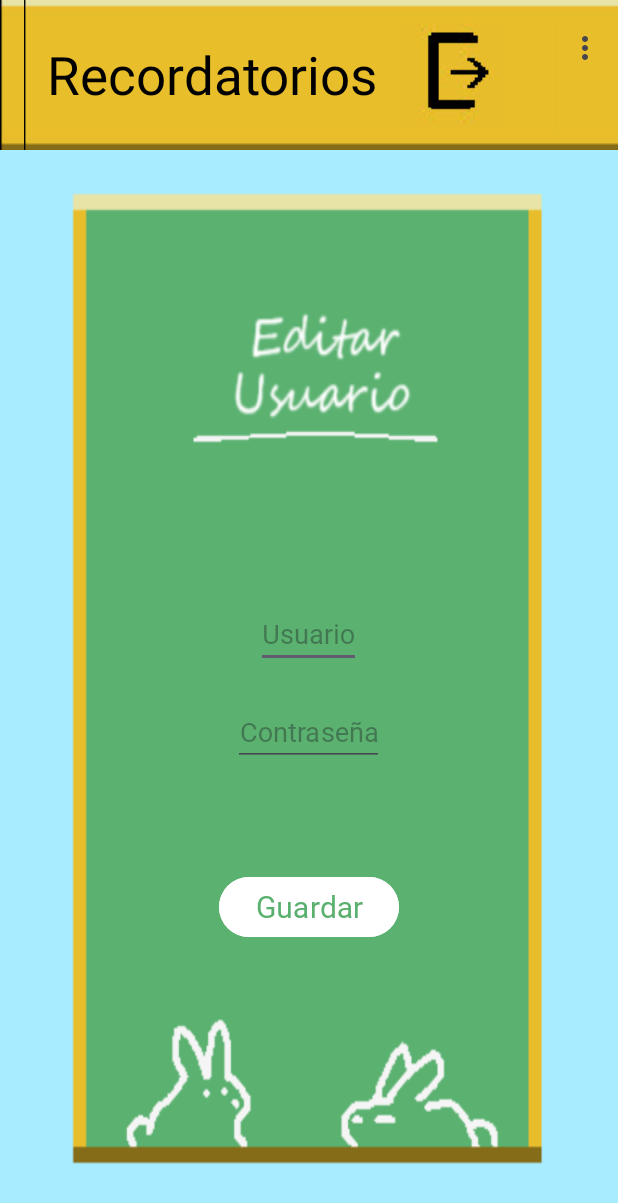
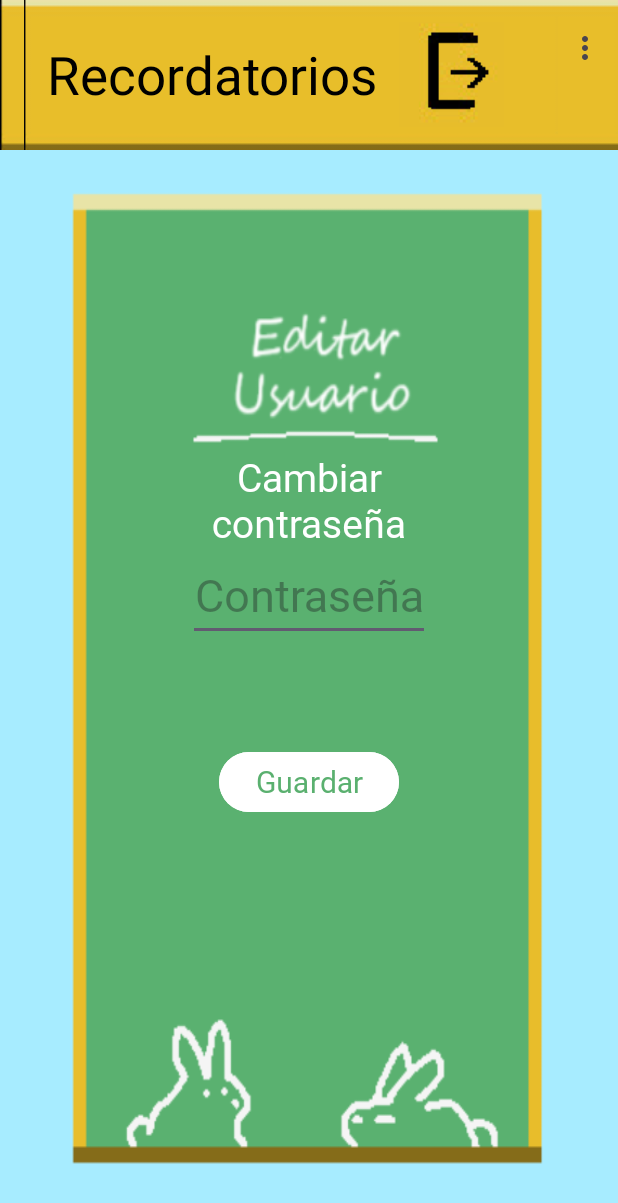
Before and after one commit to Cellulose2008/IntegradorMoviles, an Android app: the editarusuario screen opened directly, with no data from a screen before it, after a tap on "Guardar", on a phone screen of 412 x 824 dp. Shown: the top 1203 px of the screen. Run offline under Robolectric (Android 15) with nearby library versions, the light colour scheme and no system bars; our stand-ins replace Volley; network calls fail.

Commit message:
Version final, pendiente crud con base, Funcional.

```diff
--- a/app/src/main/java/com/example/a21300626_6_proyecto/Actualizar.java
+++ b/app/src/main/java/com/example/a21300626_6_proyecto/Actualizar.java
@@ -43,8 +43,13 @@
         ET_titulo = findViewById(R.id.tituloID);
 
         posicion = 0;
-
-        llenardatos(posicion);
+        if(!lista.listaIn.isEmpty()) {
+            llenardatos(posicion);
+        }else{
+            Toast.makeText(this, "No hay recordatorios que modificar", Toast.LENGTH_SHORT).show();
+            Intent viewteams = new Intent(getApplicationContext(), MainActivity.class);
+            startActivity(viewteams);
+        }
 
         Anterior.setOnClickListener(new View.OnClickListener() {
             @Override
@@ -96,9 +101,9 @@
     }
 
     private void llenardatos(int posicion) {
-        ET_titulo.setText(lista.listaIn.get(posicion).getTitulo());
-        ET_fecha.setText(lista.listaIn.get(posicion).getFecha());
-        ET_cuerpo.setText(lista.listaIn.get(posicion).getCuerpo());
+            ET_titulo.setText(lista.listaIn.get(posicion).getTitulo());
+            ET_fecha.setText(lista.listaIn.get(posicion).getFecha());
+            ET_cuerpo.setText(lista.listaIn.get(posicion).getCuerpo());
     }
 
     @Override
--- a/app/src/main/java/com/example/a21300626_6_proyecto/editarusuario.java
+++ b/app/src/main/java/com/example/a21300626_6_proyecto/editarusuario.java
@@ -29,7 +29,7 @@
 import org.json.JSONObject;
 
 public class editarusuario extends AppCompatActivity {
-    EditText editusuario, editcontra;
+    EditText editcontra;
     Button guardar;
     SharedPreferences sesion;
     Toolbar toolbar;
@@ -43,25 +43,18 @@
             v.setPadding(systemBars.left, systemBars.top, systemBars.right, systemBars.bottom);
             return insets;
         });
-        editusuario = findViewById(R.id.editusuarioID);
         editcontra = findViewById(R.id.editcontraID);
         guardar = findViewById(R.id.guardarID);
         toolbar = findViewById(R.id.toolbar);
         setSupportActionBar(toolbar);
         sesion = getSharedPreferences("sesion", MODE_PRIVATE);
         guardar.setOnClickListener(view -> {
-            String usuario = editusuario.getText().toString();
             String contra = editcontra.getText().toString();
-            if (usuario.isEmpty() || contra.isEmpty()) {
+            if (contra.isEmpty()) {
                 Toast.makeText(getApplicationContext(), "Debe llenar todos los campos", Toast.LENGTH_SHORT).show();
                 return;
             }else {
                 JSONObject nuevo = new JSONObject();
-                try {
-                    nuevo.put("usuario", usuario);
-                } catch (JSONException e) {
-                    throw new RuntimeException(e);
-                }
                 try {
                     nuevo.put("contra", contra);
                 } catch (JSONException e) {
@@ -73,7 +66,7 @@
                 } catch (JSONException e) {
                     throw new RuntimeException(e);
                 }
-                String url = "http://192.168.100.100/modificar.php"; //cambia la IP por la tuya (ipconfig en cmd)
+                String url = "http://192.168.137.217/modificar.php"; //cambia la IP por la tuya (ipconfig en cmd)
                 JsonObjectRequest pet = new JsonObjectRequest(Request.Method.POST, url, nuevo, new Response.Listener<JSONObject>() {
                     @Override
                     public void onResponse(JSONObject response) {
--- a/app/src/main/java/com/example/a21300626_6_proyecto/inicio.java
+++ b/app/src/main/java/com/example/a21300626_6_proyecto/inicio.java
@@ -63,7 +63,7 @@
     private void ingresar() {
 
         //cambia la IP por la tuya (ipconfig en cmd)
-        String url="http://192.168.100.100/ingreso.php?usr=";
+        String url="http://192.168.137.217/ingreso.php?usr=";
         url=url+usuario.getText().toString();
         url=url+"&pass=";
         url=url+contra.getText().toString();
--- a/app/src/main/java/com/example/a21300626_6_proyecto/insertarl.java
+++ b/app/src/main/java/com/example/a21300626_6_proyecto/insertarl.java
@@ -141,7 +141,7 @@
         titulo = ET_titulo.getText().toString();
         desarrollo = ET_cuerpo.getText().toString();
         fecha = ET_fecha.getText().toString();
-        if(titulo.isEmpty() || desarrollo.isEmpty() || fecha.isEmpty()) {
+        if(!titulo.isEmpty() || !desarrollo.isEmpty() || !fecha.isEmpty()) {
             recordatorio nuevo = new recordatorio(titulo, desarrollo, fecha);
             lista.listaIn.add(nuevo);
             Toast.makeText(this, "Nota creada", Toast.LENGTH_SHORT).show();
--- a/app/src/main/java/com/example/a21300626_6_proyecto/registrarusuario.java
+++ b/app/src/main/java/com/example/a21300626_6_proyecto/registrarusuario.java
@@ -61,7 +61,7 @@
                     Log.d("3", "aqui contra");
                     throw new RuntimeException(e);
                 }
-                String url = "http://192.168.100.100/registro.php"; //cambia la IP por la tuya (ipconfig en cmd)
+                String url = "http://192.168.137.217/registro.php"; //cambia la IP por la tuya (ipconfig en cmd)
                 JsonObjectRequest pet = new JsonObjectRequest(Request.Method.POST, url, nuevo, new Response.Listener<JSONObject>() {
                     @Override
                     public void onResponse(JSONObject response) {
--- a/app/src/main/res/layout/activity_editarusuario.xml
+++ b/app/src/main/res/layout/activity_editarusuario.xml
@@ -21,46 +21,47 @@
     </LinearLayout>
 
     <LinearLayout
-        android:layout_width="wrap_content"
+        android:layout_width="229dp"
         android:layout_height="wrap_content"
         android:layout_gravity="center"
-        android:orientation="vertical"
-        android:layout_marginTop="200dp">
+        android:layout_marginTop="170dp"
+        android:orientation="vertical">
+
+        <TextView
+            android:paddingTop="30dp"
+            android:layout_width="match_parent"
+            android:layout_height="wrap_content"
+            android:layout_gravity="center"
+            android:gravity="center"
+            android:text="Cambiar contraseña"
+            android:textColor="@color/white"
+            android:textSize="26sp"
+            android:fontFamily="@font/segoesc"/>
 
         <EditText
+            android:id="@+id/editcontraID"
             android:layout_width="wrap_content"
             android:layout_height="wrap_content"
-            android:textColor="@color/white"
-            android:hint="Usuario"
+            android:layout_gravity="center"
+
             android:fontFamily="@font/segoesc"
-            android:layout_marginTop="100dp"
-            android:id="@+id/editusuarioID"
+            android:hint="Contraseña"
+            android:textSize="30sp"
             android:textAlignment="center"
-            android:layout_gravity="center"/>
+            android:textColor="@color/white" />
 
-        <EditText
+
+        <Button
+            android:id="@+id/guardarID"
             android:layout_width="wrap_content"
             android:layout_height="wrap_content"
-            android:inputType="textPassword"
-            android:textColor="@color/white"
-            android:hint="Contraseña"
+            android:layout_gravity="center"
+            android:layout_marginTop="70dp"
+            android:backgroundTint="@color/white"
             android:fontFamily="@font/segoesc"
-            android:id="@+id/editcontraID"
-            android:textAlignment="center"
-            android:layout_marginTop="20dp"
-            android:layout_gravity="center"/>
-
-        <Button
-            android:layout_width="wrap_content"
-            android:layout_height="wrap_content"
             android:text="Guardar"
-            android:textSize="20sp"
-            android:fontFamily="@font/segoesc"
             android:textColor="#5AB06F"
-            android:backgroundTint="@color/white"
-            android:layout_marginTop="70dp"
-            android:id="@+id/guardarID"
-            android:layout_gravity="center"/>
+            android:textSize="20sp" />
 
     </LinearLayout>
 
```
